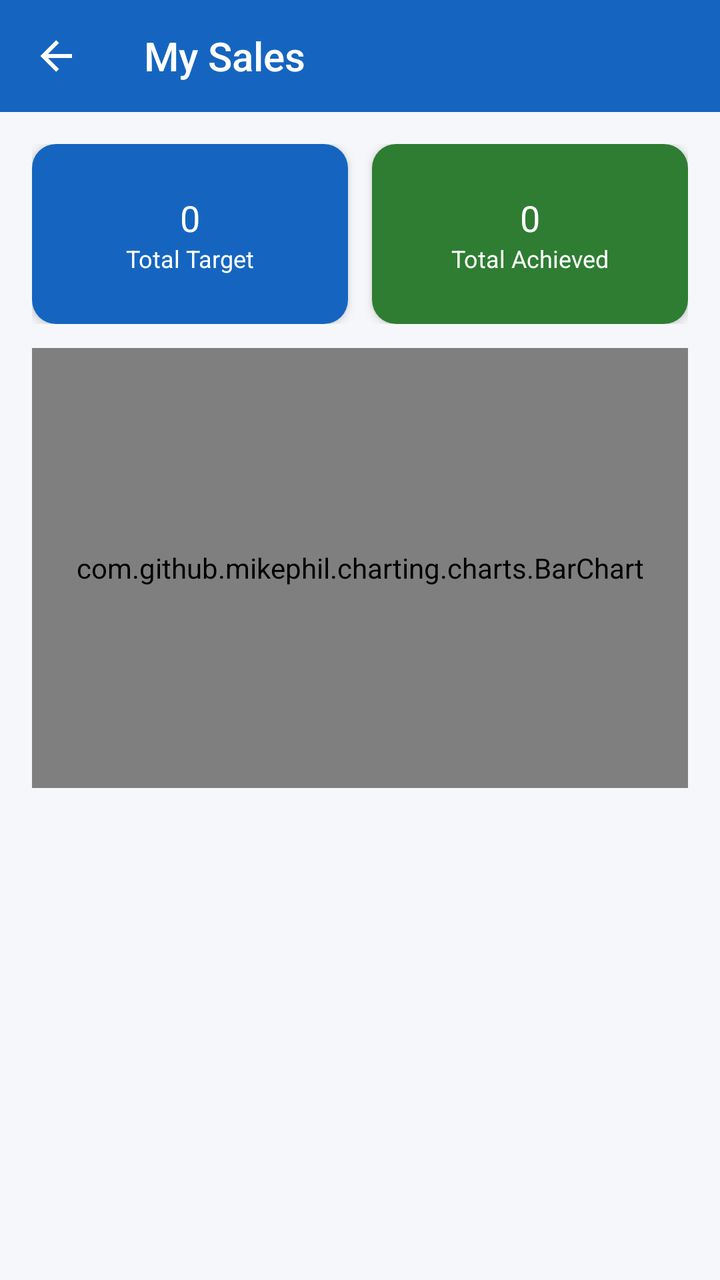
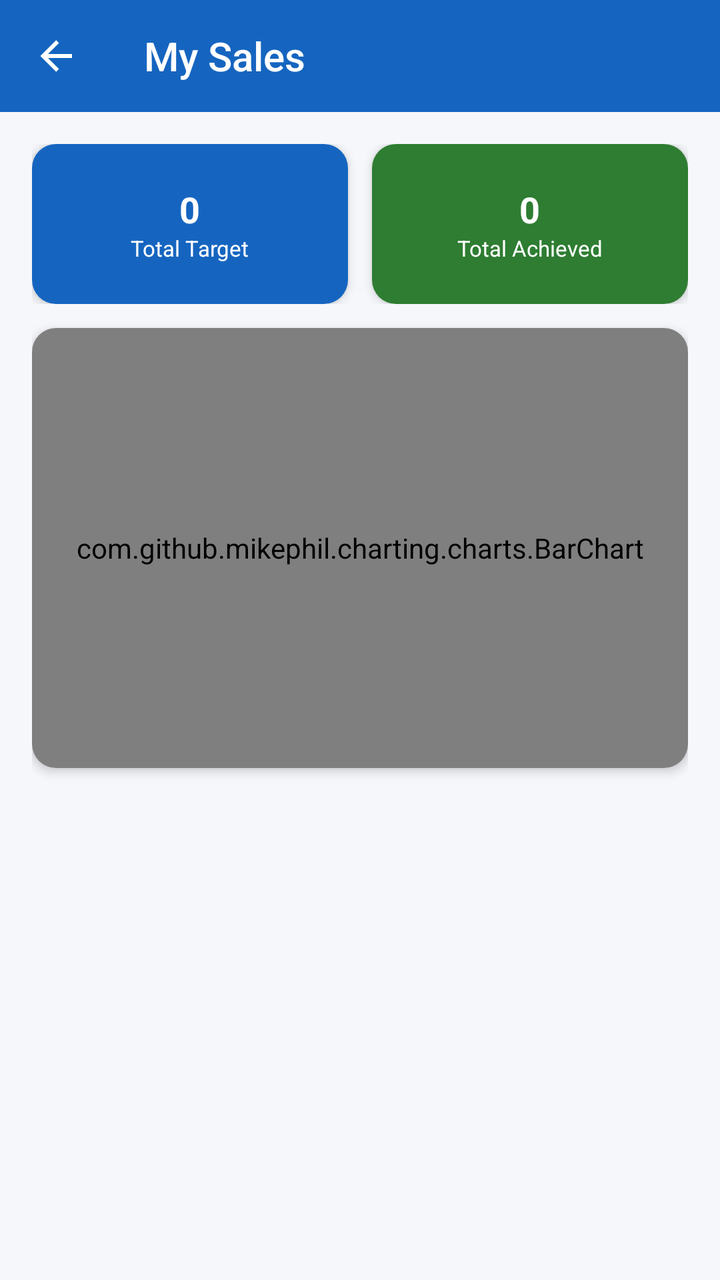

Compare the two renders of this Android layout. The source of the first and the diff that turns it into the second are given below.
<!-- AndroidManifest.xml: application theme Theme.WorkVerse -->
<!-- res/layout/activity_employee_sales_report.xml -->
<?xml version="1.0" encoding="utf-8"?>
<LinearLayout xmlns:android="http://schemas.android.com/apk/res/android"
    xmlns:app="http://schemas.android.com/apk/res-auto"
    android:layout_width="match_parent" android:layout_height="match_parent"
    android:orientation="vertical" android:background="@color/background">

    <androidx.appcompat.widget.Toolbar android:id="@+id/toolbar"
        android:layout_width="match_parent" android:layout_height="?attr/actionBarSize"
        style="@style/WorkVerse.Toolbar" app:title="My Sales" app:navigationIcon="@drawable/ic_back"/>

    <ScrollView android:layout_width="match_parent" android:layout_height="0dp" android:layout_weight="1">
        <LinearLayout android:layout_width="match_parent" android:layout_height="wrap_content"
            android:orientation="vertical" android:padding="16dp">

            <LinearLayout android:layout_width="match_parent" android:layout_height="wrap_content"
                android:orientation="horizontal" android:layout_marginBottom="12dp">
                <androidx.cardview.widget.CardView android:layout_width="0dp" android:layout_height="90dp"
                    android:layout_weight="1" android:layout_marginEnd="6dp"
                    app:cardCornerRadius="12dp" app:cardElevation="3dp">
                    <LinearLayout android:layout_width="match_parent" android:layout_height="match_parent"
                        android:background="@color/card_blue" android:gravity="center" android:orientation="vertical">
                        <TextView android:id="@+id/tvStat1" android:layout_width="wrap_content"
                            android:layout_height="wrap_content" android:text="0"
                            android:textColor="@android:color/white" android:textSize="18sp" android:fontFamily="sans-serif-bold"/>
                        <TextView android:layout_width="wrap_content" android:layout_height="wrap_content"
                            android:text="Total Target" android:textColor="@android:color/white" android:textSize="12sp"/>
                    </LinearLayout>
                </androidx.cardview.widget.CardView>
                <androidx.cardview.widget.CardView android:layout_width="0dp" android:layout_height="90dp"
                    android:layout_weight="1" android:layout_marginStart="6dp"
                    app:cardCornerRadius="12dp" app:cardElevation="3dp">
                    <LinearLayout android:layout_width="match_parent" android:layout_height="match_parent"
                        android:background="@color/card_green" android:gravity="center" android:orientation="vertical">
                        <TextView android:id="@+id/tvStat2" android:layout_width="wrap_content"
                            android:layout_height="wrap_content" android:text="0"
                            android:textColor="@android:color/white" android:textSize="18sp" android:fontFamily="sans-serif-bold"/>
                        <TextView android:layout_width="wrap_content" android:layout_height="wrap_content"
                            android:text="Total Achieved" android:textColor="@android:color/white" android:textSize="12sp"/>
                    </LinearLayout>
                </androidx.cardview.widget.CardView>
            </LinearLayout>

            
            <com.github.mikephil.charting.charts.BarChart
                android:id="@+id/barChartSales"
                android:layout_width="match_parent"
                android:layout_height="220dp"
                android:layout_marginBottom="12dp"/>

            <androidx.recyclerview.widget.RecyclerView android:id="@+id/recyclerView"
                android:layout_width="match_parent" android:layout_height="wrap_content"
                android:nestedScrollingEnabled="false" android:paddingBottom="20dp"
                android:clipToPadding="false"/>

            <TextView android:id="@+id/tvEmpty" android:layout_width="match_parent"
                android:layout_height="wrap_content" android:text="No sales records yet."
                android:gravity="center" android:padding="40dp"
                android:textColor="@color/text_secondary" android:textSize="15sp" android:visibility="gone"/>
        </LinearLayout>
    </ScrollView>

    <ProgressBar android:id="@+id/progressBar" android:layout_width="wrap_content"
        android:layout_height="wrap_content" android:layout_gravity="center" android:visibility="gone"/>
</LinearLayout>
<!-- resources referenced by this layout -->
<resources>
  <color name="background">#F5F7FA</color>
  <color name="card_blue">#1565C0</color>
  <color name="card_green">#2E7D32</color>
  <color name="text_secondary">#757575</color>
  <!-- drawable ic_back (drawable) -->
  <?xml version="1.0" encoding="utf-8"?>
  <vector xmlns:android="http://schemas.android.com/apk/res/android" android:width="24dp" android:height="24dp" android:viewportWidth="24" android:viewportHeight="24">
      <path android:fillColor="#FFFFFF" android:pathData="M20,11V13H8L13.5,18.5L12.08,19.92L4.16,12L12.08,4.08L13.5,5.5L8,11H20Z"/>
  </vector>
  <style name="WorkVerse.Toolbar" parent="Widget.AppCompat.Toolbar">
          <item name="android:background">@color/primary</item>
          <item name="android:theme">@style/ThemeOverlay.AppCompat.Dark.ActionBar</item>
      </style>
  <style name="Theme.WorkVerse" parent="Theme.MaterialComponents.Light.NoActionBar">
          <item name="colorPrimary">@color/primary</item>
          <item name="colorPrimaryVariant">@color/primary_dark</item>
          <item name="colorOnPrimary">@color/white</item>
          <item name="colorSecondary">@color/accent</item>
          <item name="android:colorBackground">@color/background</item>
          <item name="android:statusBarColor">@color/primary_dark</item>
      </style>
  <color name="primary">#1565C0</color>
  <color name="primary_dark">#0D47A1</color>
  <color name="white">#FFFFFF</color>
  <color name="accent">#FF8F00</color>
</resources>

<!-- the commit's change to res/layout/activity_employee_sales_report.xml (unified diff, before → after) -->
@@ -1,64 +1,140 @@
 <?xml version="1.0" encoding="utf-8"?>
 <LinearLayout xmlns:android="http://schemas.android.com/apk/res/android"
     xmlns:app="http://schemas.android.com/apk/res-auto"
-    android:layout_width="match_parent" android:layout_height="match_parent"
-    android:orientation="vertical" android:background="@color/background">
+    android:layout_width="match_parent"
+    android:layout_height="match_parent"
+    android:background="@color/background"
+    android:orientation="vertical">
 
-    <androidx.appcompat.widget.Toolbar android:id="@+id/toolbar"
-        android:layout_width="match_parent" android:layout_height="?attr/actionBarSize"
-        style="@style/WorkVerse.Toolbar" app:title="My Sales" app:navigationIcon="@drawable/ic_back"/>
+    <androidx.appcompat.widget.Toolbar
+        android:id="@+id/toolbar"
+        android:layout_width="match_parent"
+        android:layout_height="?attr/actionBarSize"
+        style="@style/WorkVerse.Toolbar"
+        app:title="My Sales"
+        app:navigationIcon="@drawable/ic_back"/>
 
-    <ScrollView android:layout_width="match_parent" android:layout_height="0dp" android:layout_weight="1">
-        <LinearLayout android:layout_width="match_parent" android:layout_height="wrap_content"
-            android:orientation="vertical" android:padding="16dp">
+    <ScrollView
+        android:layout_width="match_parent"
+        android:layout_height="0dp"
+        android:layout_weight="1">
 
-            <LinearLayout android:layout_width="match_parent" android:layout_height="wrap_content"
-                android:orientation="horizontal" android:layout_marginBottom="12dp">
-                <androidx.cardview.widget.CardView android:layout_width="0dp" android:layout_height="90dp"
-                    android:layout_weight="1" android:layout_marginEnd="6dp"
-                    app:cardCornerRadius="12dp" app:cardElevation="3dp">
-                    <LinearLayout android:layout_width="match_parent" android:layout_height="match_parent"
-                        android:background="@color/card_blue" android:gravity="center" android:orientation="vertical">
-                        <TextView android:id="@+id/tvStat1" android:layout_width="wrap_content"
-                            android:layout_height="wrap_content" android:text="0"
-                            android:textColor="@android:color/white" android:textSize="18sp" android:fontFamily="sans-serif-bold"/>
-                        <TextView android:layout_width="wrap_content" android:layout_height="wrap_content"
-                            android:text="Total Target" android:textColor="@android:color/white" android:textSize="12sp"/>
+        <LinearLayout
+            android:layout_width="match_parent"
+            android:layout_height="wrap_content"
+            android:orientation="vertical"
+            android:padding="16dp">
+
+            <LinearLayout
+                android:layout_width="match_parent"
+                android:layout_height="wrap_content"
+                android:layout_marginBottom="12dp"
+                android:orientation="horizontal">
+
+                <androidx.cardview.widget.CardView
+                    android:layout_width="0dp"
+                    android:layout_height="80dp"
+                    android:layout_marginEnd="6dp"
+                    android:layout_weight="1"
+                    app:cardCornerRadius="12dp"
+                    app:cardElevation="3dp">
+
+                    <LinearLayout
+                        android:layout_width="match_parent"
+                        android:layout_height="match_parent"
+                        android:background="@color/card_blue"
+                        android:gravity="center"
+                        android:orientation="vertical">
+
+                        <TextView
+                            android:id="@+id/tvStat1"
+                            android:layout_width="wrap_content"
+                            android:layout_height="wrap_content"
+                            android:text="0"
+                            android:textColor="@android:color/white"
+                            android:textSize="18sp"
+                            android:textStyle="bold"/>
+
+                        <TextView
+                            android:layout_width="wrap_content"
+                            android:layout_height="wrap_content"
+                            android:text="Total Target"
+                            android:textColor="@android:color/white"
+                            android:textSize="11sp"/>
                     </LinearLayout>
                 </androidx.cardview.widget.CardView>
-                <androidx.cardview.widget.CardView android:layout_width="0dp" android:layout_height="90dp"
-                    android:layout_weight="1" android:layout_marginStart="6dp"
-                    app:cardCornerRadius="12dp" app:cardElevation="3dp">
-                    <LinearLayout android:layout_width="match_parent" android:layout_height="match_parent"
-                        android:background="@color/card_green" android:gravity="center" android:orientation="vertical">
-                        <TextView android:id="@+id/tvStat2" android:layout_width="wrap_content"
-                            android:layout_height="wrap_content" android:text="0"
-                            android:textColor="@android:color/white" android:textSize="18sp" android:fontFamily="sans-serif-bold"/>
-                        <TextView android:layout_width="wrap_content" android:layout_height="wrap_content"
-                            android:text="Total Achieved" android:textColor="@android:color/white" android:textSize="12sp"/>
+
+                <androidx.cardview.widget.CardView
+                    android:layout_width="0dp"
+                    android:layout_height="80dp"
+                    android:layout_marginStart="6dp"
+                    android:layout_weight="1"
+                    app:cardCornerRadius="12dp"
+                    app:cardElevation="3dp">
+
+                    <LinearLayout
+                        android:layout_width="match_parent"
+                        android:layout_height="match_parent"
+                        android:background="@color/card_green"
+                        android:gravity="center"
+                        android:orientation="vertical">
+
+                        <TextView
+                            android:id="@+id/tvStat2"
+                            android:layout_width="wrap_content"
+                            android:layout_height="wrap_content"
+                            android:text="0"
+                            android:textColor="@android:color/white"
+                            android:textSize="18sp"
+                            android:textStyle="bold"/>
+
+                        <TextView
+                            android:layout_width="wrap_content"
+                            android:layout_height="wrap_content"
+                            android:text="Total Achieved"
+                            android:textColor="@android:color/white"
+                            android:textSize="11sp"/>
                     </LinearLayout>
                 </androidx.cardview.widget.CardView>
             </LinearLayout>
 
-            
-            <com.github.mikephil.charting.charts.BarChart
-                android:id="@+id/barChartSales"
+            <androidx.cardview.widget.CardView
                 android:layout_width="match_parent"
                 android:layout_height="220dp"
-                android:layout_marginBottom="12dp"/>
+                android:layout_marginBottom="16dp"
+                app:cardCornerRadius="12dp"
+                app:cardElevation="3dp">
 
-            <androidx.recyclerview.widget.RecyclerView android:id="@+id/recyclerView"
-                android:layout_width="match_parent" android:layout_height="wrap_content"
-                android:nestedScrollingEnabled="false" android:paddingBottom="20dp"
-                android:clipToPadding="false"/>
+                <com.github.mikephil.charting.charts.BarChart
+                    android:id="@+id/barChartSales"
+                    android:layout_width="match_parent"
+                    android:layout_height="match_parent"
+                    android:padding="8dp"/>
+            </androidx.cardview.widget.CardView>
 
-            <TextView android:id="@+id/tvEmpty" android:layout_width="match_parent"
-                android:layout_height="wrap_content" android:text="No sales records yet."
-                android:gravity="center" android:padding="40dp"
-                android:textColor="@color/text_secondary" android:textSize="15sp" android:visibility="gone"/>
+            <androidx.recyclerview.widget.RecyclerView
+                android:id="@+id/recyclerView"
+                android:layout_width="match_parent"
+                android:layout_height="wrap_content"
+                android:nestedScrollingEnabled="false"/>
+
+            <TextView
+                android:id="@+id/tvEmpty"
+                android:layout_width="match_parent"
+                android:layout_height="wrap_content"
+                android:gravity="center"
+                android:padding="40dp"
+                android:text="No sales records yet."
+                android:textColor="@color/text_secondary"
+                android:textSize="15sp"
+                android:visibility="gone"/>
         </LinearLayout>
     </ScrollView>
 
-    <ProgressBar android:id="@+id/progressBar" android:layout_width="wrap_content"
-        android:layout_height="wrap_content" android:layout_gravity="center" android:visibility="gone"/>
+    <ProgressBar
+        android:id="@+id/progressBar"
+        android:layout_width="wrap_content"
+        android:layout_height="wrap_content"
+        android:layout_gravity="center"
+        android:visibility="gone"/>
 </LinearLayout>
